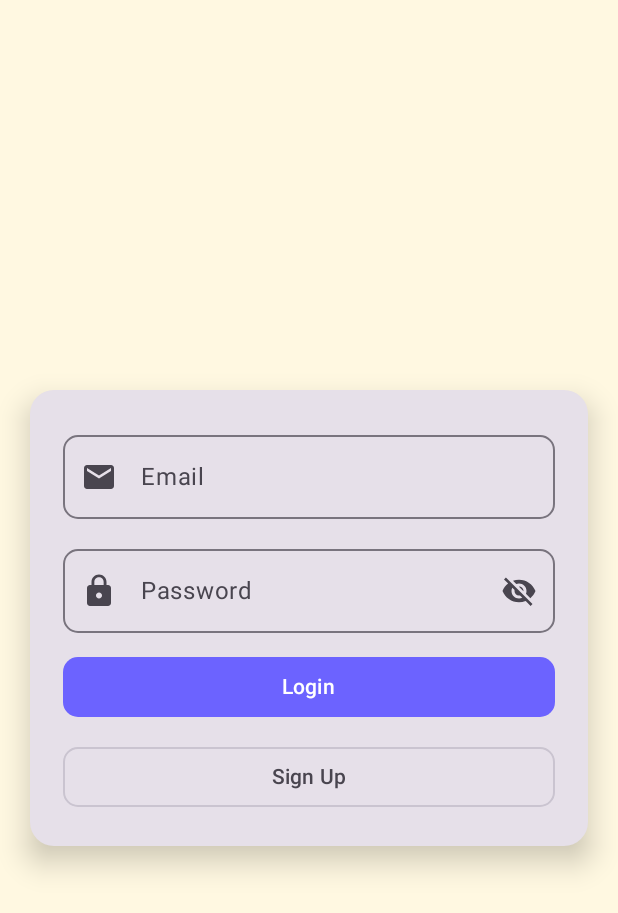
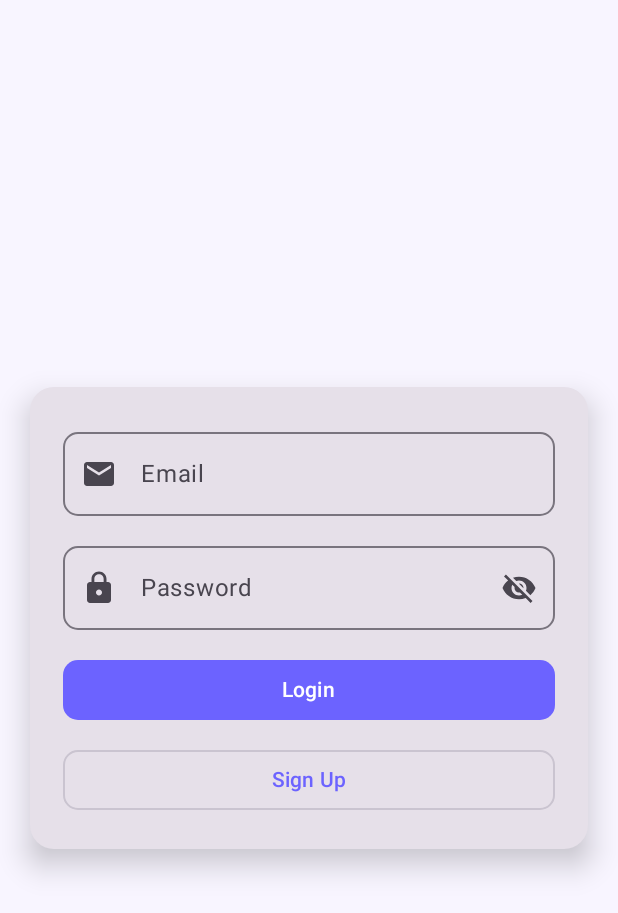
Before and after one commit to shwetamishra21/Article, an Android app built with Jetpack Compose: the screen it shows after launch (MainActivity), on a phone screen of 412 x 824 dp. Shown: the top 913 px of the screen. Run offline under Robolectric (Android 15) with nearby library versions, the phone set to English and light mode, and no system bars.

```diff
--- a/app/src/main/java/com/example/article/LoginScreen.kt
+++ b/app/src/main/java/com/example/article/LoginScreen.kt
@@ -1,20 +1,17 @@
 package com.example.article
 
-import androidx.compose.material.icons.Icons
-import androidx.compose.material.icons.filled.*
-import androidx.compose.material.icons.filled.Visibility
-import androidx.compose.material.icons.filled.VisibilityOff
 import androidx.compose.foundation.background
 import androidx.compose.foundation.layout.*
 import androidx.compose.foundation.shape.RoundedCornerShape
 import androidx.compose.material3.*
+import androidx.compose.material.icons.Icons
+import androidx.compose.material.icons.filled.*
 import androidx.compose.runtime.*
 import androidx.compose.ui.Alignment
 import androidx.compose.ui.Modifier
 import androidx.compose.ui.text.input.PasswordVisualTransformation
 import androidx.compose.ui.text.input.VisualTransformation
 import androidx.compose.ui.unit.dp
-import kotlinx.coroutines.launch
 import com.example.article.ui.theme.*
 
 @OptIn(ExperimentalMaterial3Api::class)
@@ -24,17 +21,12 @@ fun LoginScreen(onLoginSuccess: (String) -> Unit) {
     var password by remember { mutableStateOf("") }
     var passwordVisible by remember { mutableStateOf(false) }
 
-    val snackbarHostState = remember { SnackbarHostState() }
-    val scope = rememberCoroutineScope()
-
     Box(
         modifier = Modifier
             .fillMaxSize()
-            .background(MaterialTheme.colorScheme.background),
+            .background(LavenderMist),
         contentAlignment = Alignment.Center
     ) {
-        SnackbarHost(hostState = snackbarHostState, modifier = Modifier.align(Alignment.BottomCenter))
-
         Card(
             shape = RoundedCornerShape(16.dp),
             modifier = Modifier
@@ -78,30 +70,25 @@ fun LoginScreen(onLoginSuccess: (String) -> Unit) {
                     shape = RoundedCornerShape(10.dp)
                 )
 
-                Spacer(modifier = Modifier.height(12.dp))
+                Spacer(modifier = Modifier.height(16.dp))
 
                 Button(
-                    onClick = {
-                        if (email.isBlank() || password.isBlank()) return@Button
-                        onLoginSuccess(email.trim()) // Directly succeed
-                    },
+                    onClick = { if (email.isNotBlank() && password.isNotBlank()) onLoginSuccess(email.trim()) },
                     modifier = Modifier.fillMaxWidth(),
-                    shape = RoundedCornerShape(10.dp)
+                    shape = RoundedCornerShape(10.dp),
+                    colors = ButtonDefaults.buttonColors(containerColor = RoyalViolet)
                 ) {
-                    Text("Login")
+                    Text("Login", color = BrightWhite)
                 }
 
                 Spacer(modifier = Modifier.height(12.dp))
 
                 OutlinedButton(
-                    onClick = {
-                        if (email.isBlank() || password.isBlank()) return@OutlinedButton
-                        onLoginSuccess(email.trim()) // Directly succeed
-                    },
+                    onClick = { if (email.isNotBlank() && password.isNotBlank()) onLoginSuccess(email.trim()) },
                     modifier = Modifier.fillMaxWidth(),
                     shape = RoundedCornerShape(10.dp)
                 ) {
-                    Text("Sign Up")
+                    Text("Sign Up", color = RoyalViolet)
                 }
             }
         }
--- a/app/src/main/java/com/example/article/MainActivity.kt
+++ b/app/src/main/java/com/example/article/MainActivity.kt
@@ -11,7 +11,7 @@ import androidx.navigation.compose.NavHost
 import androidx.navigation.compose.composable
 import androidx.navigation.compose.rememberNavController
 import com.example.article.ui.theme.ForgeTheme
-import com.example.article.ui.theme.LightIvory
+import com.example.article.ui.theme.LavenderMist
 
 class MainActivity : ComponentActivity() {
     override fun onCreate(savedInstanceState: Bundle?) {
@@ -47,7 +47,7 @@ fun ForgeApp() {
                     )
                 },
                 bottomBar = { BottomBar(navController) },
-                containerColor = LightIvory
+                containerColor = LavenderMist
             ) { innerPadding ->
                 NavHost(
                     navController = navController,
--- a/app/src/main/java/com/example/article/ui/theme/Color.kt
+++ b/app/src/main/java/com/example/article/ui/theme/Color.kt
@@ -2,9 +2,10 @@ package com.example.article.ui.theme
 
 import androidx.compose.ui.graphics.Color
 
-val DeepIndigo = Color(0xFF3F3D56)
 val RoyalViolet = Color(0xFF6C63FF)
-val SoftLilac = Color(0xFFD1C4E9)
-val LightIvory = Color(0xFFFFF8E1)
-val AppWhite = Color(0xFFFFFFFF)
-val SteelGray = Color(0xFF757575)
+val DeepPlum = Color(0xFF4E3B84)
+val SoftLilac = Color(0xFFE4D9FF)
+val PeachGlow = Color(0xFFFFD8BE)
+val BrightWhite = Color(0xFFFFFFFF)
+val LavenderMist = Color(0xFFF8F5FF)
+val SteelGray = Color(0xFF4B4B4B)
--- a/app/src/main/java/com/example/article/ui/theme/Theme.kt
+++ b/app/src/main/java/com/example/article/ui/theme/Theme.kt
@@ -1,87 +1,34 @@
 package com.example.article.ui.theme
 
-import androidx.compose.foundation.background
-import androidx.compose.foundation.layout.*
-import androidx.compose.foundation.shape.RoundedCornerShape
 import androidx.compose.material3.*
 import androidx.compose.runtime.Composable
-import androidx.compose.ui.Alignment
-import androidx.compose.ui.Modifier
-import androidx.compose.ui.geometry.Offset
-import androidx.compose.ui.graphics.Brush
-import androidx.compose.ui.unit.dp
+import androidx.compose.ui.text.font.FontFamily
 import androidx.compose.ui.text.font.FontWeight
-import androidx.compose.ui.unit.sp
-import androidx.compose.ui.graphics.Color
 
-
-// Linear gradient helper
-fun professionalGradient(colors: List<Color>) = Brush.linearGradient(
-    colors = colors,
-    start = Offset(0f, 0f),
-    end = Offset(800f, 800f)
+private val LightColors = lightColorScheme(
+    primary = RoyalViolet,
+    secondary = PeachGlow,
+    background = BrightWhite,
+    surface = LavenderMist,
+    onPrimary = BrightWhite,
+    onSecondary = DeepPlum,
+    onBackground = SteelGray,
+    onSurface = DeepPlum,
 )
 
-// Gradient Button Composable
-@Composable
-fun GradientButton(
-    text: String,
-    onClick: () -> Unit,
-    modifier: Modifier = Modifier,
-    enabled: Boolean = true
-) {
-    val gradient = Brush.horizontalGradient(listOf(RoyalViolet, SoftLilac))
-    Button(
-        onClick = onClick,
-        enabled = enabled,
-        contentPadding = PaddingValues(),
-        modifier = modifier.height(48.dp),
-        shape = RoundedCornerShape(10.dp),
-        colors = ButtonDefaults.buttonColors(containerColor = Color.Transparent),
-        elevation = ButtonDefaults.buttonElevation(defaultElevation = 4.dp)
-    ) {
-        Box(
-            modifier = Modifier
-                .background(gradient, RoundedCornerShape(10.dp))
-                .fillMaxWidth()
-                .height(48.dp),
-            contentAlignment = Alignment.Center
-        ) {
-            Text(text, color = AppWhite, fontSize = 15.sp, fontWeight = FontWeight.SemiBold)
-        }
-    }
-}
+val AppFont = FontFamily.SansSerif
 
-// Typography for Material3
-val AppTypography = Typography(
-    bodyLarge = androidx.compose.ui.text.TextStyle(
-        fontWeight = FontWeight.Normal,
-        fontSize = 16.sp,
-        letterSpacing = 0.5.sp
-    ),
-    titleMedium = androidx.compose.ui.text.TextStyle(
-        fontWeight = FontWeight.SemiBold,
-        fontSize = 18.sp,
-        letterSpacing = 0.sp
-    )
+private val AppTypography = Typography(
+    titleLarge = Typography().titleLarge.copy(fontFamily = AppFont, fontWeight = FontWeight.Bold),
+    titleMedium = Typography().titleMedium.copy(fontFamily = AppFont, fontWeight = FontWeight.SemiBold),
+    bodyMedium = Typography().bodyMedium.copy(fontFamily = AppFont),
+    labelLarge = Typography().labelLarge.copy(fontFamily = AppFont, fontWeight = FontWeight.Medium)
 )
 
-// Material3 App Theme
 @Composable
 fun ForgeTheme(content: @Composable () -> Unit) {
-    val colorScheme = lightColorScheme(
-        primary = RoyalViolet,
-        onPrimary = AppWhite,
-        secondary = SoftLilac,
-        onSecondary = AppWhite,
-        background = LightIvory,
-        onBackground = DeepIndigo,
-        surface = AppWhite,
-        onSurface = DeepIndigo
-    )
-
     MaterialTheme(
-        colorScheme = colorScheme,
+        colorScheme = LightColors,
         typography = AppTypography,
         content = content
     )
--- a/build.gradle.kts
+++ b/build.gradle.kts
@@ -4,5 +4,4 @@ plugins {
     id("org.jetbrains.kotlin.android") version "1.9.23" apply false
 }
 
-// No repositories or buildscript blocks here.
-// They’re already defined in settings.gradle
+// No repositories or buildscript blocks here; they're already defined in settings.gradle
```
Also changed, not shown: app/build.gradle.kts (+10 -4 lines), app/src/main/java/com/example/article/BottomBar.kt (+4 -4 lines), app/src/main/java/com/example/article/HomeScreen.kt (+12 -11 lines), app/src/main/java/com/example/article/InboxScreen.kt (+6 -6 lines), app/src/main/java/com/example/article/ProfileScreen.kt (+16 -12 lines), app/src/main/java/com/example/article/SearchScreen.kt (+11 -2 lines), app/src/main/java/com/example/article/TopBar.kt (+10 -29 lines).
